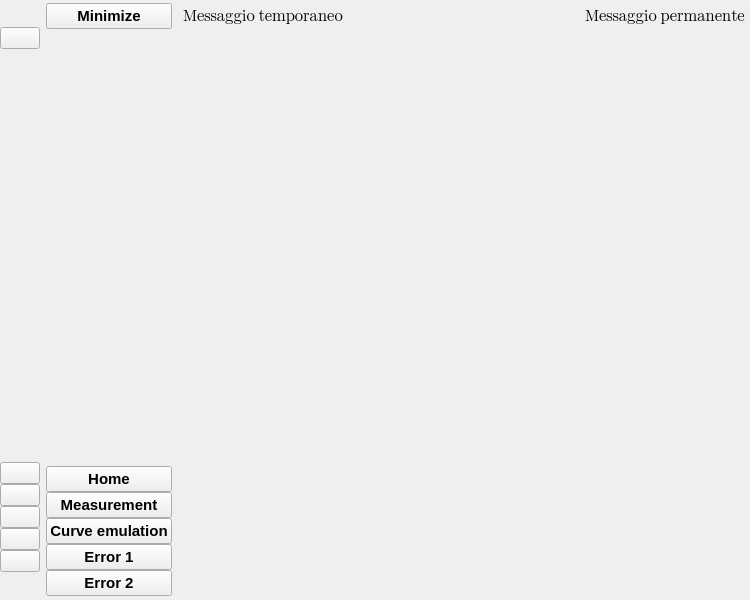
Before: the Qt Designer form ui/window.ui in saimoncollaku/GITSIM-application, drawn with Qt 5.
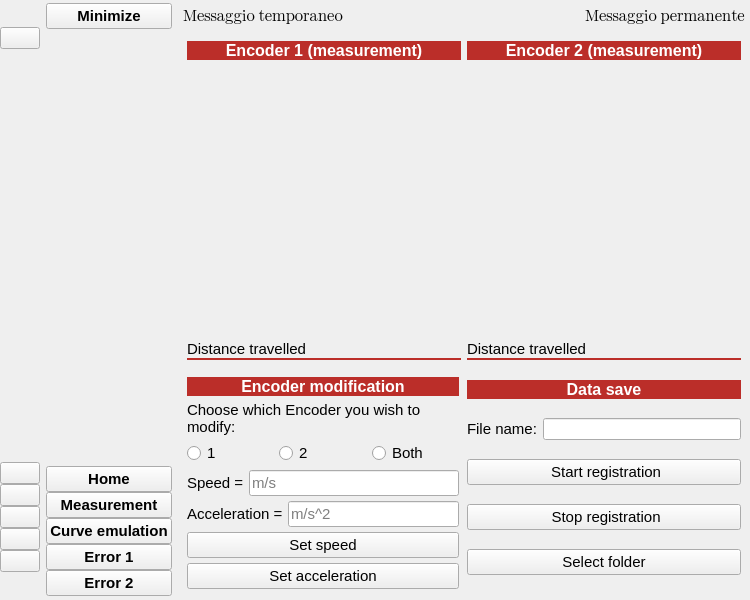
After: the same form once the commit is applied. Icons and pictures are not drawn. Custom widgets are drawn as their Qt base class.

Commit message: Made custom GaugeMeter widget

The edit to the form file:
```diff
--- a/ui/window.ui
+++ b/ui/window.ui
@@ -828,7 +828,501 @@
            </item>
           </layout>
          </widget>
-         <widget class="QWidget" name="page_2"/>
+         <widget class="QWidget" name="page_2">
+          <layout class="QGridLayout" name="gridLayout">
+           <item row="0" column="0" colspan="2">
+            <layout class="QHBoxLayout" name="horizontalLayout_8">
+             <item>
+              <layout class="QVBoxLayout" name="verticalLayout_6">
+               <property name="spacing">
+                <number>0</number>
+               </property>
+               <item>
+                <widget class="QLabel" name="data_encoder1_title">
+                 <property name="sizePolicy">
+                  <sizepolicy hsizetype="Preferred" vsizetype="Fixed">
+                   <horstretch>0</horstretch>
+                   <verstretch>0</verstretch>
+                  </sizepolicy>
+                 </property>
+                 <property name="font">
+                  <font>
+                   <pointsize>12</pointsize>
+                   <bold>true</bold>
+                  </font>
+                 </property>
+                 <property name="autoFillBackground">
+                  <bool>false</bool>
+                 </property>
+                 <property name="styleSheet">
+                  <string notr="true">		background-color:#bb2e29;
+		color: #fff;</string>
+                 </property>
+                 <property name="frameShape">
+                  <enum>QFrame::Shape::NoFrame</enum>
+                 </property>
+                 <property name="frameShadow">
+                  <enum>QFrame::Shadow::Plain</enum>
+                 </property>
+                 <property name="midLineWidth">
+                  <number>0</number>
+                 </property>
+                 <property name="text">
+                  <string>Encoder 1 (measurement)</string>
+                 </property>
+                 <property name="alignment">
+                  <set>Qt::AlignmentFlag::AlignCenter</set>
+                 </property>
+                 <property name="margin">
+                  <number>2</number>
+                 </property>
+                 <property name="textInteractionFlags">
+                  <set>Qt::TextInteractionFlag::NoTextInteraction</set>
+                 </property>
+                </widget>
+               </item>
+               <item>
+                <widget class="GaugeMeter" name="gauge_meter_1" native="true"/>
+               </item>
+               <item>
+                <widget class="QLabel" name="label_4">
+                 <property name="sizePolicy">
+                  <sizepolicy hsizetype="Preferred" vsizetype="Fixed">
+                   <horstretch>0</horstretch>
+                   <verstretch>0</verstretch>
+                  </sizepolicy>
+                 </property>
+                 <property name="font">
+                  <font>
+                   <pointsize>11</pointsize>
+                  </font>
+                 </property>
+                 <property name="text">
+                  <string>Distance travelled </string>
+                 </property>
+                 <property name="margin">
+                  <number>14</number>
+                 </property>
+                </widget>
+               </item>
+               <item>
+                <widget class="Line" name="line_2">
+                 <property name="styleSheet">
+                  <string notr="true">color:#bb2e29;</string>
+                 </property>
+                 <property name="frameShadow">
+                  <enum>QFrame::Shadow::Plain</enum>
+                 </property>
+                 <property name="lineWidth">
+                  <number>2</number>
+                 </property>
+                 <property name="orientation">
+                  <enum>Qt::Orientation::Horizontal</enum>
+                 </property>
+                </widget>
+               </item>
+              </layout>
+             </item>
+             <item>
+              <layout class="QVBoxLayout" name="verticalLayout_11">
+               <property name="spacing">
+                <number>0</number>
+               </property>
+               <item>
+                <widget class="QLabel" name="data_encoder1_title_3">
+                 <property name="sizePolicy">
+                  <sizepolicy hsizetype="Preferred" vsizetype="Fixed">
+                   <horstretch>0</horstretch>
+                   <verstretch>0</verstretch>
+                  </sizepolicy>
+                 </property>
+                 <property name="font">
+                  <font>
+                   <pointsize>12</pointsize>
+                   <bold>true</bold>
+                  </font>
+                 </property>
+                 <property name="autoFillBackground">
+                  <bool>false</bool>
+                 </property>
+                 <property name="styleSheet">
+                  <string notr="true">		background-color:#bb2e29;
+		color: #fff;</string>
+                 </property>
+                 <property name="frameShape">
+                  <enum>QFrame::Shape::NoFrame</enum>
+                 </property>
+                 <property name="frameShadow">
+                  <enum>QFrame::Shadow::Plain</enum>
+                 </property>
+                 <property name="midLineWidth">
+                  <number>0</number>
+                 </property>
+                 <property name="text">
+                  <string>Encoder 2 (measurement)</string>
+                 </property>
+                 <property name="alignment">
+                  <set>Qt::AlignmentFlag::AlignCenter</set>
+                 </property>
+                 <property name="margin">
+                  <number>2</number>
+                 </property>
+                 <property name="textInteractionFlags">
+                  <set>Qt::TextInteractionFlag::NoTextInteraction</set>
+                 </property>
+                </widget>
+               </item>
+               <item>
+                <widget class="GaugeMeter" name="gauge_meter_3" native="true"/>
+               </item>
+               <item>
+                <widget class="QLabel" name="label_6">
+                 <property name="sizePolicy">
+                  <sizepolicy hsizetype="Preferred" vsizetype="Fixed">
+                   <horstretch>0</horstretch>
+                   <verstretch>0</verstretch>
+                  </sizepolicy>
+                 </property>
+                 <property name="font">
+                  <font>
+                   <pointsize>11</pointsize>
+                  </font>
+                 </property>
+                 <property name="text">
+                  <string>Distance travelled </string>
+                 </property>
+                 <property name="margin">
+                  <number>14</number>
+                 </property>
+                </widget>
+               </item>
+               <item>
+                <widget class="Line" name="line_4">
+                 <property name="styleSheet">
+                  <string notr="true">color:#bb2e29;</string>
+                 </property>
+                 <property name="frameShadow">
+                  <enum>QFrame::Shadow::Plain</enum>
+                 </property>
+                 <property name="lineWidth">
+                  <number>2</number>
+                 </property>
+                 <property name="orientation">
+                  <enum>Qt::Orientation::Horizontal</enum>
+                 </property>
+                </widget>
+               </item>
+              </layout>
+             </item>
+            </layout>
+           </item>
+           <item row="1" column="1">
+            <layout class="QVBoxLayout" name="verticalLayout_16">
+             <item>
+              <widget class="QLabel" name="data_encoder1_title_5">
+               <property name="sizePolicy">
+                <sizepolicy hsizetype="Preferred" vsizetype="Fixed">
+                 <horstretch>0</horstretch>
+                 <verstretch>0</verstretch>
+                </sizepolicy>
+               </property>
+               <property name="font">
+                <font>
+                 <pointsize>12</pointsize>
+                 <bold>true</bold>
+                </font>
+               </property>
+               <property name="autoFillBackground">
+                <bool>false</bool>
+               </property>
+               <property name="styleSheet">
+                <string notr="true">		background-color:#bb2e29;
+		color: #fff;</string>
+               </property>
+               <property name="frameShape">
+                <enum>QFrame::Shape::NoFrame</enum>
+               </property>
+               <property name="frameShadow">
+                <enum>QFrame::Shadow::Plain</enum>
+               </property>
+               <property name="midLineWidth">
+                <number>0</number>
+               </property>
+               <property name="text">
+                <string>Data save</string>
+               </property>
+               <property name="alignment">
+                <set>Qt::AlignmentFlag::AlignCenter</set>
+               </property>
+               <property name="margin">
+                <number>2</number>
+               </property>
+               <property name="textInteractionFlags">
+                <set>Qt::TextInteractionFlag::NoTextInteraction</set>
+               </property>
+              </widget>
+             </item>
+             <item>
+              <layout class="QHBoxLayout" name="horizontalLayout_16">
+               <item>
+                <widget class="QLabel" name="label_17">
+                 <property name="font">
+                  <font>
+                   <pointsize>11</pointsize>
+                  </font>
+                 </property>
+                 <property name="text">
+                  <string>File name:</string>
+                 </property>
+                </widget>
+               </item>
+               <item>
+                <widget class="QLineEdit" name="lineEdit"/>
+               </item>
+              </layout>
+             </item>
+             <item>
+              <widget class="QPushButton" name="pushButton_11">
+               <property name="font">
+                <font>
+                 <pointsize>11</pointsize>
+                </font>
+               </property>
+               <property name="text">
+                <string> Start registration</string>
+               </property>
+              </widget>
+             </item>
+             <item>
+              <widget class="QPushButton" name="pushButton_12">
+               <property name="font">
+                <font>
+                 <pointsize>11</pointsize>
+                </font>
+               </property>
+               <property name="text">
+                <string> Stop registration</string>
+               </property>
+              </widget>
+             </item>
+             <item>
+              <widget class="QPushButton" name="pushButton_13">
+               <property name="font">
+                <font>
+                 <pointsize>11</pointsize>
+                </font>
+               </property>
+               <property name="text">
+                <string>Select folder</string>
+               </property>
+              </widget>
+             </item>
+            </layout>
+           </item>
+           <item row="1" column="0">
+            <layout class="QVBoxLayout" name="verticalLayout_8">
+             <property name="spacing">
+              <number>5</number>
+             </property>
+             <property name="topMargin">
+              <number>10</number>
+             </property>
+             <property name="rightMargin">
+              <number>2</number>
+             </property>
+             <property name="bottomMargin">
+              <number>2</number>
+             </property>
+             <item>
+              <widget class="QLabel" name="data_encoder1_title_4">
+               <property name="sizePolicy">
+                <sizepolicy hsizetype="Preferred" vsizetype="Fixed">
+                 <horstretch>0</horstretch>
+                 <verstretch>0</verstretch>
+                </sizepolicy>
+               </property>
+               <property name="font">
+                <font>
+                 <pointsize>12</pointsize>
+                 <bold>true</bold>
+                </font>
+               </property>
+               <property name="autoFillBackground">
+                <bool>false</bool>
+               </property>
+               <property name="styleSheet">
+                <string notr="true">		background-color:#bb2e29;
+		color: #fff;</string>
+               </property>
+               <property name="frameShape">
+                <enum>QFrame::Shape::NoFrame</enum>
+               </property>
+               <property name="frameShadow">
+                <enum>QFrame::Shadow::Plain</enum>
+               </property>
+               <property name="midLineWidth">
+                <number>0</number>
+               </property>
+               <property name="text">
+                <string>Encoder modification</string>
+               </property>
+               <property name="alignment">
+                <set>Qt::AlignmentFlag::AlignCenter</set>
+               </property>
+               <property name="margin">
+                <number>2</number>
+               </property>
+               <property name="textInteractionFlags">
+                <set>Qt::TextInteractionFlag::NoTextInteraction</set>
+               </property>
+              </widget>
+             </item>
+             <item>
+              <layout class="QVBoxLayout" name="verticalLayout_15">
+               <item>
+                <widget class="QLabel" name="label_3">
+                 <property name="font">
+                  <font>
+                   <pointsize>11</pointsize>
+                  </font>
+                 </property>
+                 <property name="text">
+                  <string>Choose which Encoder you wish to modify:</string>
+                 </property>
+                 <property name="scaledContents">
+                  <bool>false</bool>
+                 </property>
+                 <property name="wordWrap">
+                  <bool>true</bool>
+                 </property>
+                </widget>
+               </item>
+               <item>
+                <layout class="QHBoxLayout" name="horizontalLayout_15">
+                 <item>
+                  <widget class="QRadioButton" name="radioButton">
+                   <property name="font">
+                    <font>
+                     <pointsize>11</pointsize>
+                    </font>
+                   </property>
+                   <property name="text">
+                    <string>1</string>
+                   </property>
+                  </widget>
+                 </item>
+                 <item>
+                  <widget class="QRadioButton" name="radioButton_2">
+                   <property name="font">
+                    <font>
+                     <pointsize>11</pointsize>
+                    </font>
+                   </property>
+                   <property name="text">
+                    <string>2</string>
+                   </property>
+                  </widget>
+                 </item>
+                 <item>
+                  <widget class="QRadioButton" name="radioButton_3">
+                   <property name="font">
+                    <font>
+                     <pointsize>11</pointsize>
+                    </font>
+                   </property>
+                   <property name="text">
+                    <string>Both</string>
+                   </property>
+                  </widget>
+                 </item>
+                </layout>
+               </item>
+              </layout>
+             </item>
+             <item>
+              <layout class="QHBoxLayout" name="horizontalLayout_5">
+               <item>
+                <widget class="QLabel" name="label_7">
+                 <property name="font">
+                  <font>
+                   <pointsize>11</pointsize>
+                  </font>
+                 </property>
+                 <property name="text">
+                  <string>Speed =</string>
+                 </property>
+                </widget>
+               </item>
+               <item>
+                <widget class="QLineEdit" name="lineEdit_4">
+                 <property name="font">
+                  <font>
+                   <pointsize>11</pointsize>
+                  </font>
+                 </property>
+                 <property name="placeholderText">
+                  <string>m/s</string>
+                 </property>
+                </widget>
+               </item>
+              </layout>
+             </item>
+             <item>
+              <layout class="QHBoxLayout" name="horizontalLayout_4">
+               <item>
+                <widget class="QLabel" name="label_8">
+                 <property name="font">
+                  <font>
+                   <pointsize>11</pointsize>
+                  </font>
+                 </property>
+                 <property name="text">
+                  <string>Acceleration =</string>
+                 </property>
+                </widget>
+               </item>
+               <item>
+                <widget class="QLineEdit" name="lineEdit_3">
+                 <property name="font">
+                  <font>
+                   <pointsize>11</pointsize>
+                  </font>
+                 </property>
+                 <property name="placeholderText">
+                  <string>m/s^2</string>
+                 </property>
+                </widget>
+               </item>
+              </layout>
+             </item>
+             <item>
+              <widget class="QPushButton" name="pushButton">
+               <property name="font">
+                <font>
+                 <pointsize>11</pointsize>
+                </font>
+               </property>
+               <property name="text">
+                <string>Set speed</string>
+               </property>
+              </widget>
+             </item>
+             <item>
+              <widget class="QPushButton" name="pushButton_2">
+               <property name="font">
+                <font>
+                 <pointsize>11</pointsize>
+                </font>
+               </property>
+               <property name="text">
+                <string>Set acceleration</string>
+               </property>
+              </widget>
+             </item>
+            </layout>
+           </item>
+          </layout>
+         </widget>
          <widget class="QWidget" name="page_3"/>
          <widget class="QWidget" name="page_4"/>
          <widget class="QWidget" name="page_5"/>
@@ -840,6 +1334,14 @@
    </layout>
   </widget>
  </widget>
+ <customwidgets>
+  <customwidget>
+   <class>GaugeMeter</class>
+   <extends>QWidget</extends>
+   <header>ui.gaugemeter</header>
+   <container>1</container>
+  </customwidget>
+ </customwidgets>
  <resources>
   <include location="resource.qrc"/>
  </resources>
```
The commit also changes 4 other files.
